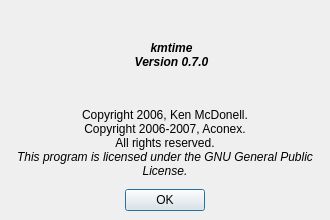
This is src/time/aboutdialog.ui in performancecopilot/pcp as Qt 5 draws it before an edit. The edited form follows.
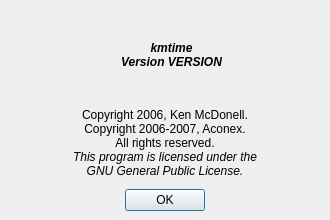
This is the edited form. Icons and pictures are not drawn.

Commit message: Auto-update the version string in the About dialogs.

What changed in the file:
```diff
--- a/src/time/aboutdialog.ui
+++ b/src/time/aboutdialog.ui
@@ -90,8 +90,10 @@
           </sizepolicy>
          </property>
          <property name="text" >
-          <string>&lt;b>&lt;i>kmtime&lt;/i>&lt;/b>&lt;br>
-&lt;b>&lt;i>Version 0.7.0&lt;/i>&lt;/b></string>
+          <string>&lt;html>&lt;head>&lt;meta name="qrichtext" content="1" />&lt;style type="text/css">
+p, li { white-space: pre-wrap; }
+&lt;/style>&lt;/head>&lt;body style=" font-family:'Sans Serif'; font-size:9pt; font-weight:400; font-style:normal; text-decoration:none;">
+&lt;p style=" margin-top:0px; margin-bottom:0px; margin-left:0px; margin-right:0px; -qt-block-indent:0; text-indent:0px;">&lt;span style=" font-weight:600; font-style:italic;">kmtime&lt;/span>&lt;br />&lt;span style=" font-weight:600; font-style:italic;">Version VERSION&lt;/span>&lt;/p>&lt;/body>&lt;/html></string>
          </property>
          <property name="alignment" >
           <set>Qt::AlignCenter</set>
@@ -122,10 +124,11 @@
         <number>0</number>
        </property>
        <property name="text" >
-        <string>Copyright 2006, Ken McDonell.&lt;br>
-Copyright 2006-2007, Aconex.&lt;br>
-All rights reserved.&lt;br>
-&lt;i>This program is licensed under the GNU General Public License.&lt;/i></string>
+        <string>&lt;html>&lt;head>&lt;meta name="qrichtext" content="1" />&lt;style type="text/css">
+p, li { white-space: pre-wrap; }
+&lt;/style>&lt;/head>&lt;body style=" font-family:'Sans Serif'; font-size:9pt; font-weight:400; font-style:normal; text-decoration:none;">
+&lt;p style=" margin-top:0px; margin-bottom:0px; margin-left:0px; margin-right:0px; -qt-block-indent:0; text-indent:0px;">Copyright 2006, Ken McDonell.&lt;br />Copyright 2006-2007, Aconex.&lt;br />All rights reserved.&lt;br />&lt;span style=" font-style:italic;">This program is licensed under the&lt;/span>&lt;/p>
+&lt;p style=" margin-top:0px; margin-bottom:0px; margin-left:0px; margin-right:0px; -qt-block-indent:0; text-indent:0px; font-style:italic;">GNU General Public License.&lt;/p>&lt;/body>&lt;/html></string>
        </property>
        <property name="alignment" >
         <set>Qt::AlignCenter</set>
```
The commit also changes 4 other files.
